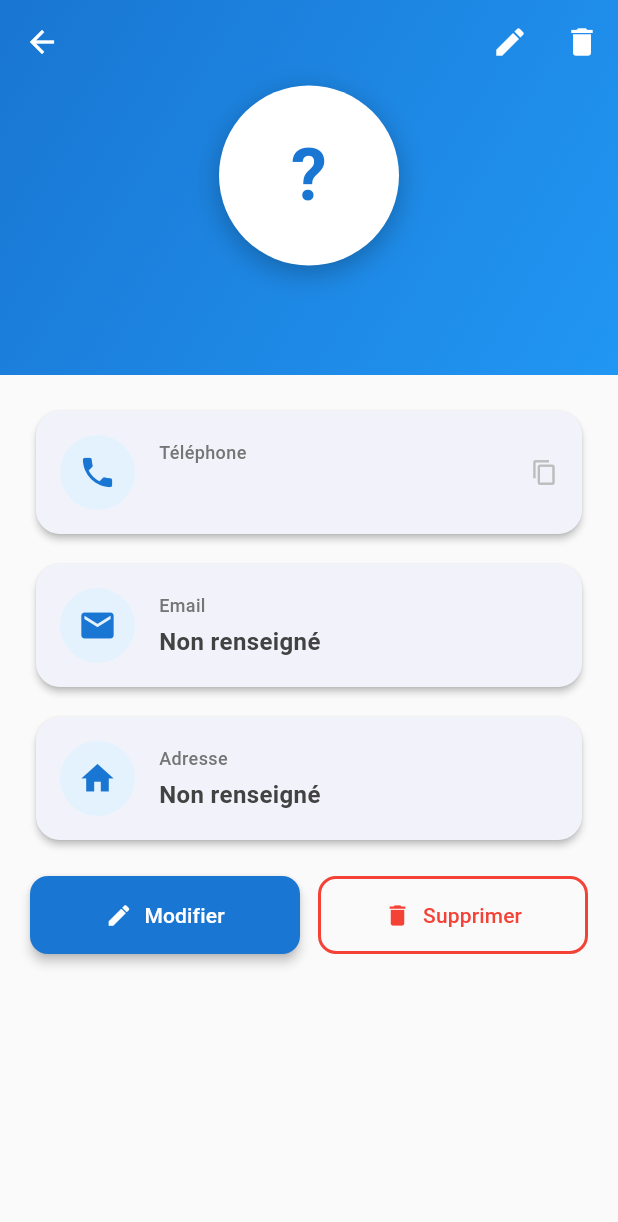
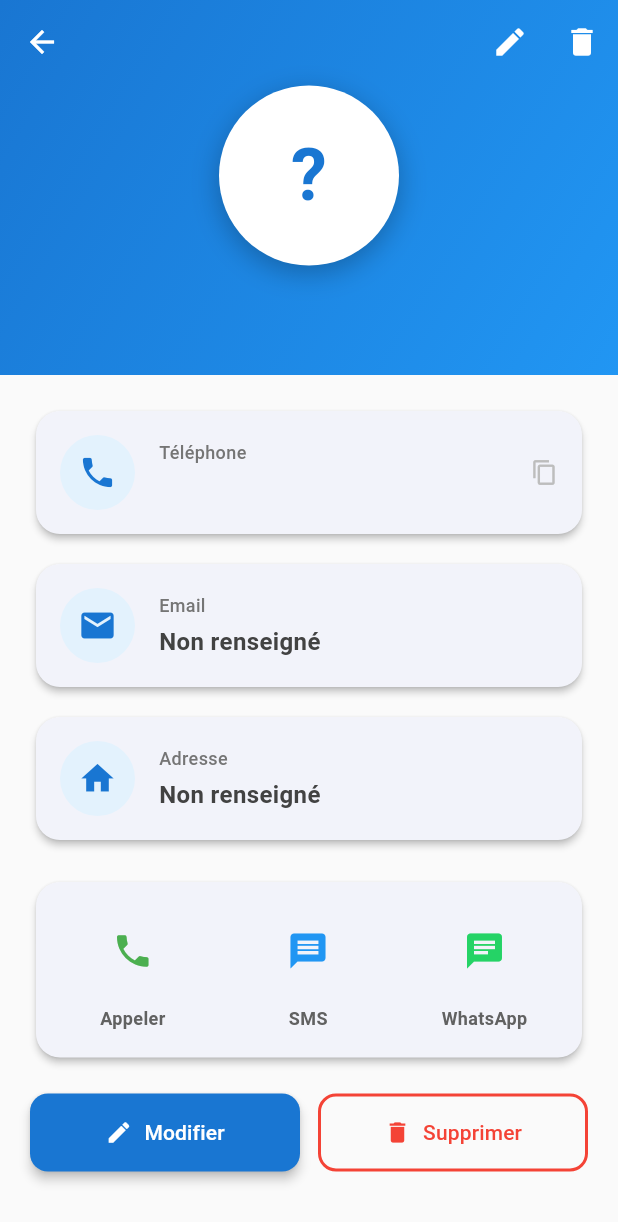
Before and after one commit to Idriss-Trabelsi/Gestion_de_contact_Flutter, a Flutter app: the ContactDetailsPage screen opened directly with empty values, on a phone screen of 412 x 824 dp. Shown: the top 1222 px of the screen. Run offline on Flutter 3.47's test engine with Material 3 defaults, Android fonts, the phone set to English and light mode, and no system bars; our stand-ins replace hive, hive_flutter; accounts and stored records are empty.

Commit message:
Add quick actions for WhatsApp, call, and SMS to contact details

```diff
--- a/lib/screens/contact_details.dart
+++ b/lib/screens/contact_details.dart
@@ -1,5 +1,6 @@
 import 'package:flutter/material.dart';
 import 'package:flutter/services.dart';
+import 'package:url_launcher/url_launcher.dart'; // Ajoutez ceci
 import '../models/contact.dart';
 import '../services/contact_storage.dart';
 import 'create_edit_contact.dart';
@@ -21,6 +22,8 @@ class ContactDetailsPage extends StatelessWidget {
               children: [
                 SizedBox(height: 20),
                 _buildInfoSection(context),
+                SizedBox(height: 20),
+                _buildQuickActions(context), // Nouveau: Actions rapides
                 SizedBox(height: 20),
                 _buildActionButtons(context),
                 SizedBox(height: 40),
@@ -282,4 +285,153 @@ class ContactDetailsPage extends StatelessWidget {
       ),
     );
   }
+
+  // NOUVEAU: Section des actions rapides (WhatsApp, Appel, SMS)
+  Widget _buildQuickActions(BuildContext context) {
+    return Padding(
+      padding: EdgeInsets.symmetric(horizontal: 20),
+      child: Card(
+        elevation: 2,
+        shape: RoundedRectangleBorder(borderRadius: BorderRadius.circular(16)),
+        child: Padding(
+          padding: EdgeInsets.all(6),
+          child: Column(
+            crossAxisAlignment: CrossAxisAlignment.start,
+            children: [
+              Row(
+                mainAxisAlignment: MainAxisAlignment.spaceAround,
+                children: [
+                  _buildQuickActionButton(
+                    icon: Icons.phone,
+                    label: "Appeler",
+                    color: Colors.green,
+                    onTap: () => _makePhoneCall(context),
+                  ),
+                  _buildQuickActionButton(
+                    icon: Icons.message,
+                    label: "SMS",
+                    color: Colors.blue,
+                    onTap: () => _sendSMS(context),
+                  ),
+                  _buildQuickActionButton(
+                    icon: Icons.chat,
+                    label: "WhatsApp",
+                    color: Color(0xFF25D366), // Couleur officielle WhatsApp
+                    onTap: () => _openWhatsApp(context),
+                  ),
+                ],
+              ),
+            ],
+          ),
+        ),
+      ),
+    );
+  }
+
+  Widget _buildQuickActionButton({
+    required IconData icon,
+    required String label,
+    required Color color,
+    required VoidCallback onTap,
+  }) {
+    return InkWell(
+      onTap: onTap,
+      borderRadius: BorderRadius.circular(12),
+      child: Container(
+        padding: EdgeInsets.symmetric(vertical: 12, horizontal: 16),
+        child: Column(
+          children: [
+            Container(
+              width: 56,
+              height: 56,
+              decoration: BoxDecoration(
+                borderRadius: BorderRadius.circular(28),
+              ),
+              child: Icon(icon, color: color, size: 28),
+            ),
+            SizedBox(height: 8),
+            Text(
+              label,
+              style: TextStyle(
+                fontSize: 12,
+                fontWeight: FontWeight.w600,
+                color: Colors.grey[700],
+              ),
+            ),
+          ],
+        ),
+      ),
+    );
+  }
+
+  // Fonction pour ouvrir WhatsApp
+  Future<void> _openWhatsApp(BuildContext context) async {
+    // Nettoyer le numéro de téléphone (enlever espaces, tirets, etc.)
+    String phoneNumber = contact.phone.replaceAll(RegExp(r'[^\d+]'), '');
+
+    // Ajouter l'indicatif international si nécessaire
+    // Si le numéro commence par 0, remplacer par l'indicatif du pays
+    if (phoneNumber.startsWith('0')) {
+      phoneNumber = '+216${phoneNumber.substring(1)}';
+    } else if (!phoneNumber.startsWith('+')) {
+      phoneNumber = '+216$phoneNumber';
+    }
+
+    final whatsappUrl = Uri.parse('https://wa.me/$phoneNumber');
+
+    try {
+      if (await canLaunchUrl(whatsappUrl)) {
+        await launchUrl(
+          whatsappUrl,
+          mode: LaunchMode.externalApplication,
+        );
+      } else {
+        _showError(context, 'WhatsApp n\'est pas installé sur cet appareil');
+      }
+    } catch (e) {
+      _showError(context, 'Impossible d\'ouvrir WhatsApp: $e');
+    }
+  }
+
+  // Fonction pour passer un appel téléphonique
+  Future<void> _makePhoneCall(BuildContext context) async {
+    final phoneUrl = Uri.parse('tel:${contact.phone}');
+
+    try {
+      if (await canLaunchUrl(phoneUrl)) {
+        await launchUrl(phoneUrl);
+      } else {
+        _showError(context, 'Impossible de passer l\'appel');
+      }
+    } catch (e) {
+      _showError(context, 'Erreur lors de l\'appel: $e');
+    }
+  }
+
+  // Fonction pour envoyer un SMS
+  Future<void> _sendSMS(BuildContext context) async {
+    final smsUrl = Uri.parse('sms:${contact.phone}');
+
+    try {
+      if (await canLaunchUrl(smsUrl)) {
+        await launchUrl(smsUrl);
+      } else {
+        _showError(context, 'Impossible d\'ouvrir les messages');
+      }
+    } catch (e) {
+      _showError(context, 'Erreur lors de l\'envoi du SMS: $e');
+    }
+  }
+
+  // Fonction pour afficher les erreurs
+  void _showError(BuildContext context, String message) {
+    ScaffoldMessenger.of(context).showSnackBar(
+      SnackBar(
+        content: Text(message),
+        backgroundColor: Colors.red,
+        behavior: SnackBarBehavior.floating,
+        shape: RoundedRectangleBorder(borderRadius: BorderRadius.circular(10)),
+      ),
+    );
+  }
 }
--- a/lib/screens/home.dart
+++ b/lib/screens/home.dart
@@ -42,7 +42,7 @@ class _HomePageState extends State<HomePage> {
           ),
         ),
         title: Text(
-          "Mes Contacts",
+          "ssss",
           style: TextStyle(fontWeight: FontWeight.bold, fontSize: 24),
         ),
         actions: [
--- a/lib/widgets/contact_card.dart
+++ b/lib/widgets/contact_card.dart
@@ -93,7 +93,6 @@ class ContactCard extends StatelessWidget {
         borderRadius: BorderRadius.circular(30),
         boxShadow: [
           BoxShadow(
-            color: Colors.blue.withOpacity(0.3),
             blurRadius: 8,
             offset: Offset(0, 4),
           ),
--- a/pubspec.yaml
+++ b/pubspec.yaml
@@ -17,8 +17,12 @@ dependencies:
   hive_flutter: ^1.1.0
   path_provider: ^2.1.1
 
+  # URL Launcher pour WhatsApp
+  url_launcher: ^6.2.2
+
   # Autres dépendances
   cupertino_icons: ^1.0.2
+
 
 dev_dependencies:
   flutter_test:
```
Also changed, not shown: lib/models/contact.dart (+0 -36 lines), lib/models/user.dart (+0 -15 lines), pubspec.lock, 7 other files.
